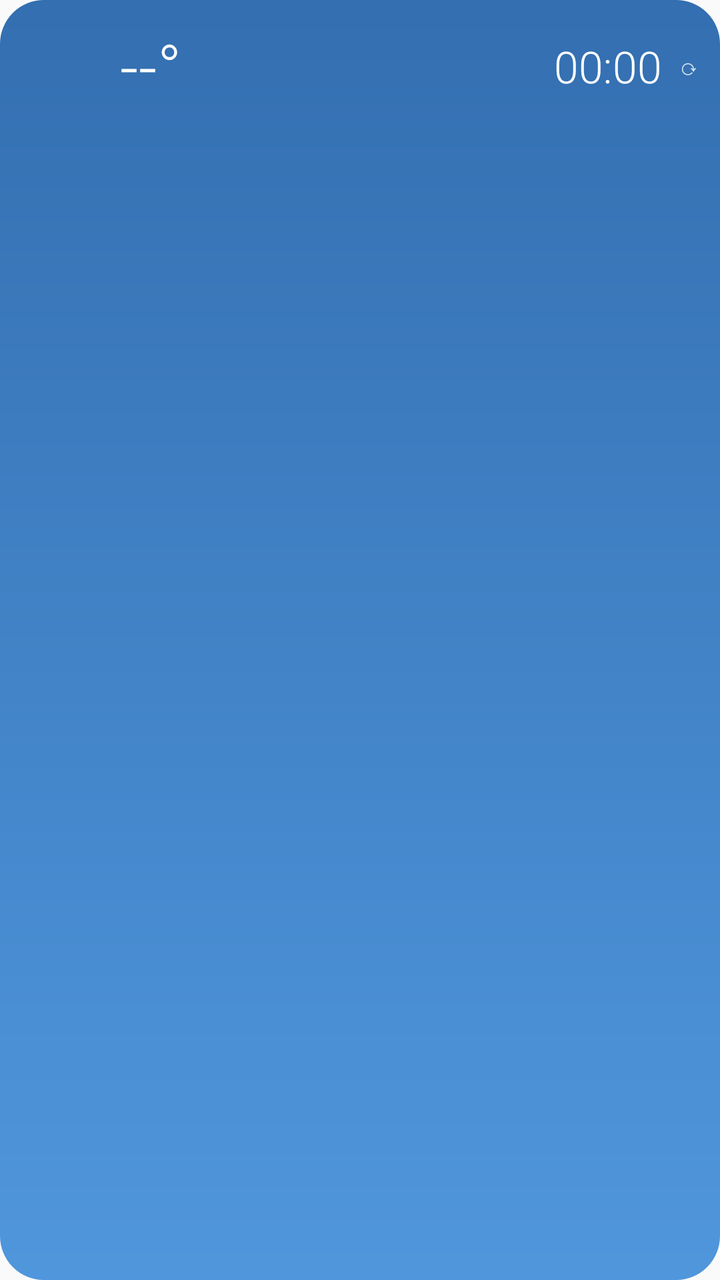
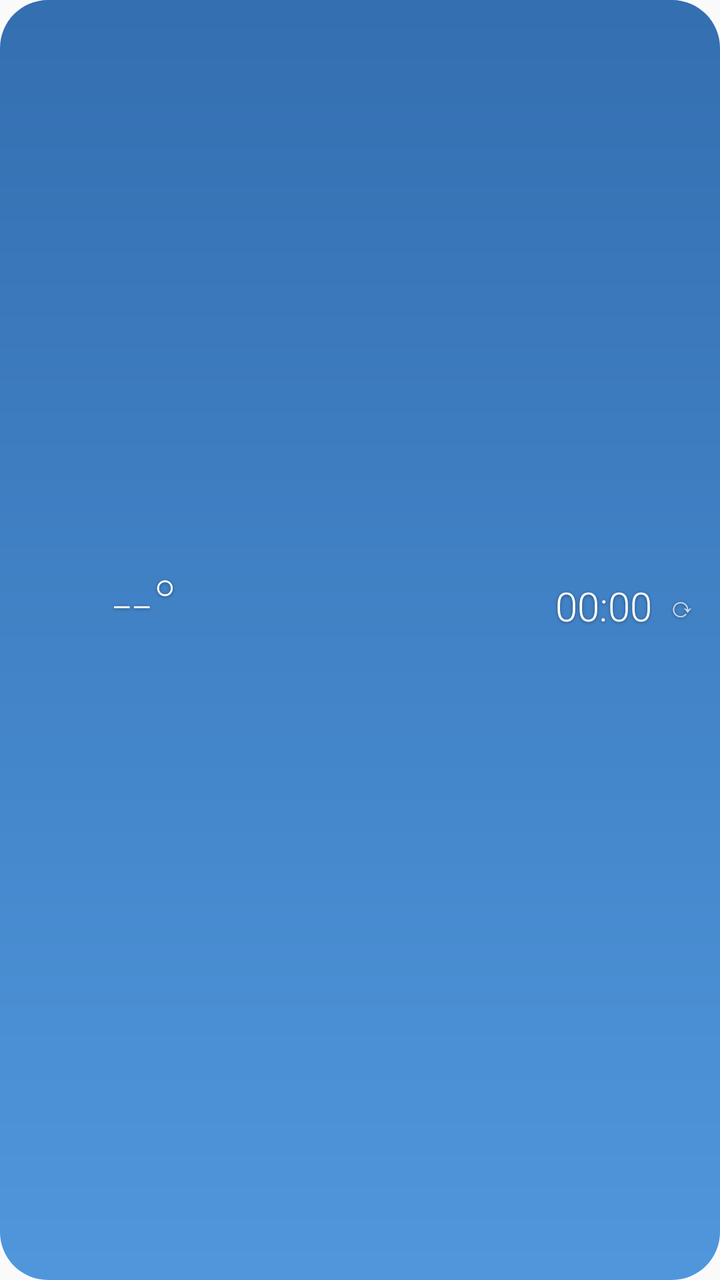

Two renders of the same Android screen: before a commit and after it. Below are the layout's source before the change and the commit's diff.
<!-- AndroidManifest.xml: application theme android:Theme.Material.Light.NoActionBar -->
<!-- res/layout/widget_small.xml -->
<?xml version="1.0" encoding="utf-8"?>
<FrameLayout xmlns:android="http://schemas.android.com/apk/res/android"
    android:id="@+id/root"
    android:layout_width="match_parent"
    android:layout_height="match_parent">

    
    <ImageView
        android:id="@+id/bg"
        android:layout_width="match_parent"
        android:layout_height="match_parent"
        android:contentDescription="@null"
        android:scaleType="fitXY"
        android:src="@drawable/widget_bg" />

<LinearLayout
    android:id="@+id/content"
    android:layout_width="match_parent"
    android:layout_height="match_parent"
    android:orientation="vertical"
    android:padding="10dp">


    <LinearLayout
        android:layout_width="match_parent"
        android:layout_height="wrap_content"
        android:gravity="center_vertical"
        android:orientation="horizontal">
        
    <ViewFlipper
        android:id="@+id/icon_anim"
        android:layout_width="46dp"
        android:layout_height="46dp"
        android:autoStart="true"
        android:flipInterval="160">
        <ImageView android:id="@+id/icon_f0" android:layout_width="46dp" android:layout_height="46dp" android:contentDescription="@null" />
        <ImageView android:id="@+id/icon_f1" android:layout_width="46dp" android:layout_height="46dp" android:contentDescription="@null" />
        <ImageView android:id="@+id/icon_f2" android:layout_width="46dp" android:layout_height="46dp" android:contentDescription="@null" />
        <ImageView android:id="@+id/icon_f3" android:layout_width="46dp" android:layout_height="46dp" android:contentDescription="@null" />
        <ImageView android:id="@+id/icon_f4" android:layout_width="46dp" android:layout_height="46dp" android:contentDescription="@null" />
        <ImageView android:id="@+id/icon_f5" android:layout_width="46dp" android:layout_height="46dp" android:contentDescription="@null" />
        <ImageView android:id="@+id/icon_f6" android:layout_width="46dp" android:layout_height="46dp" android:contentDescription="@null" />
        <ImageView android:id="@+id/icon_f7" android:layout_width="46dp" android:layout_height="46dp" android:contentDescription="@null" />
    </ViewFlipper>
        <TextView android:id="@+id/temp" android:layout_width="wrap_content" android:layout_height="wrap_content" android:layout_marginStart="4dp" android:fontFamily="sans-serif-light" android:textColor="#FFFFFF" android:textSize="32sp" android:text="--°" />
        <TextClock android:id="@+id/clock_small" style="@style/WText" android:layout_width="0dp" android:layout_weight="1" android:gravity="end" android:fontFamily="sans-serif-light" android:textSize="22sp" android:format12Hour="HH:mm" android:format24Hour="HH:mm" />
        <TextView android:id="@+id/refresh" style="@style/WSmall" android:paddingStart="8dp" android:text="⟳" />
    </LinearLayout>
    <TextView android:id="@+id/wind" style="@style/WText" android:textStyle="bold" android:text="" />
    <TextView android:id="@+id/rain" style="@style/WSmall" android:ellipsize="end" android:text="" />
</LinearLayout>
</FrameLayout>
<!-- resources referenced by this layout -->
<resources>
  <!-- drawable widget_bg (drawable) -->
  <?xml version="1.0" encoding="utf-8"?>
  <shape xmlns:android="http://schemas.android.com/apk/res/android" android:shape="rectangle">
      <gradient android:angle="300" android:startColor="#E61D5FA8" android:endColor="#E63D8BD8" />
      <corners android:radius="22dp" />
  </shape>
  <style name="WSmall" parent="WText">
          <item name="android:textColor">#D9FFFFFF</item>
          <item name="android:textSize">11sp</item>
      </style>
  <style name="WText">
          <item name="android:layout_width">wrap_content</item>
          <item name="android:layout_height">wrap_content</item>
          <item name="android:textColor">#FFFFFF</item>
          <item name="android:textSize">13sp</item>
          <item name="android:maxLines">1</item>
      </style>
</resources>

<!-- the commit's change to res/layout/widget_small.xml (unified diff, before → after) -->
@@ -4,7 +4,6 @@
     android:layout_width="match_parent"
     android:layout_height="match_parent">
 
-    
     <ImageView
         android:id="@+id/bg"
         android:layout_width="match_parent"
@@ -13,40 +12,43 @@
         android:scaleType="fitXY"
         android:src="@drawable/widget_bg" />
 
-<LinearLayout
-    android:id="@+id/content"
-    android:layout_width="match_parent"
-    android:layout_height="match_parent"
-    android:orientation="vertical"
-    android:padding="10dp">
+    <LinearLayout
+        android:id="@+id/content"
+        android:layout_width="match_parent"
+        android:layout_height="match_parent"
+        android:gravity="center_vertical"
+        android:orientation="vertical"
+        android:paddingStart="12dp"
+        android:paddingTop="8dp"
+        android:paddingEnd="12dp"
+        android:paddingBottom="8dp">
 
-
-    <LinearLayout
-        android:layout_width="match_parent"
-        android:layout_height="wrap_content"
-        android:gravity="center_vertical"
-        android:orientation="horizontal">
-        
-    <ViewFlipper
-        android:id="@+id/icon_anim"
-        android:layout_width="46dp"
-        android:layout_height="46dp"
-        android:autoStart="true"
-        android:flipInterval="160">
-        <ImageView android:id="@+id/icon_f0" android:layout_width="46dp" android:layout_height="46dp" android:contentDescription="@null" />
-        <ImageView android:id="@+id/icon_f1" android:layout_width="46dp" android:layout_height="46dp" android:contentDescription="@null" />
-        <ImageView android:id="@+id/icon_f2" android:layout_width="46dp" android:layout_height="46dp" android:contentDescription="@null" />
-        <ImageView android:id="@+id/icon_f3" android:layout_width="46dp" android:layout_height="46dp" android:contentDescription="@null" />
-        <ImageView android:id="@+id/icon_f4" android:layout_width="46dp" android:layout_height="46dp" android:contentDescription="@null" />
-        <ImageView android:id="@+id/icon_f5" android:layout_width="46dp" android:layout_height="46dp" android:contentDescription="@null" />
-        <ImageView android:id="@+id/icon_f6" android:layout_width="46dp" android:layout_height="46dp" android:contentDescription="@null" />
-        <ImageView android:id="@+id/icon_f7" android:layout_width="46dp" android:layout_height="46dp" android:contentDescription="@null" />
-    </ViewFlipper>
-        <TextView android:id="@+id/temp" android:layout_width="wrap_content" android:layout_height="wrap_content" android:layout_marginStart="4dp" android:fontFamily="sans-serif-light" android:textColor="#FFFFFF" android:textSize="32sp" android:text="--°" />
-        <TextClock android:id="@+id/clock_small" style="@style/WText" android:layout_width="0dp" android:layout_weight="1" android:gravity="end" android:fontFamily="sans-serif-light" android:textSize="22sp" android:format12Hour="HH:mm" android:format24Hour="HH:mm" />
-        <TextView android:id="@+id/refresh" style="@style/WSmall" android:paddingStart="8dp" android:text="⟳" />
+        <LinearLayout
+            android:id="@+id/hero"
+            android:layout_width="match_parent"
+            android:layout_height="wrap_content"
+            android:gravity="center_vertical"
+            android:orientation="horizontal">
+            <ViewFlipper
+                android:id="@+id/icon_anim"
+                android:layout_width="40dp"
+                android:layout_height="40dp"
+                android:autoStart="true"
+                android:flipInterval="160">
+            <ImageView android:id="@+id/icon_f0" android:layout_width="40dp" android:layout_height="40dp" android:contentDescription="@null" />
+            <ImageView android:id="@+id/icon_f1" android:layout_width="40dp" android:layout_height="40dp" android:contentDescription="@null" />
+            <ImageView android:id="@+id/icon_f2" android:layout_width="40dp" android:layout_height="40dp" android:contentDescription="@null" />
+            <ImageView android:id="@+id/icon_f3" android:layout_width="40dp" android:layout_height="40dp" android:contentDescription="@null" />
+            <ImageView android:id="@+id/icon_f4" android:layout_width="40dp" android:layout_height="40dp" android:contentDescription="@null" />
+            <ImageView android:id="@+id/icon_f5" android:layout_width="40dp" android:layout_height="40dp" android:contentDescription="@null" />
+            <ImageView android:id="@+id/icon_f6" android:layout_width="40dp" android:layout_height="40dp" android:contentDescription="@null" />
+            <ImageView android:id="@+id/icon_f7" android:layout_width="40dp" android:layout_height="40dp" android:contentDescription="@null" />
+            </ViewFlipper>
+            <TextView android:id="@+id/temp" style="@style/WText" android:layout_marginStart="4dp" android:fontFamily="sans-serif-thin" android:includeFontPadding="false" android:textSize="34sp" android:text="--°" />
+            <TextClock android:id="@+id/clock_small" style="@style/WText" android:layout_width="0dp" android:layout_weight="1" android:gravity="end" android:fontFamily="sans-serif-light" android:textSize="20sp" android:format12Hour="HH:mm" android:format24Hour="HH:mm" />
+            <TextView android:id="@+id/refresh" style="@style/WMuted" android:paddingStart="8dp" android:textSize="14sp" android:text="⟳" />
+        </LinearLayout>
+        <TextView android:id="@+id/wind" style="@style/WBold" android:layout_width="match_parent" android:text="" />
+        <TextView android:id="@+id/rain" style="@style/WMuted" android:layout_width="match_parent" android:text="" />
     </LinearLayout>
-    <TextView android:id="@+id/wind" style="@style/WText" android:textStyle="bold" android:text="" />
-    <TextView android:id="@+id/rain" style="@style/WSmall" android:ellipsize="end" android:text="" />
-</LinearLayout>
 </FrameLayout>
<!-- resource entries referenced after the edit -->
@@ -4,11 +4,14 @@
   <?xml version="1.0" encoding="utf-8"?>
   <shape xmlns:android="http://schemas.android.com/apk/res/android" android:shape="rectangle">
       <gradient android:angle="300" android:startColor="#E61D5FA8" android:endColor="#E63D8BD8" />
-      <corners android:radius="22dp" />
+      <corners android:radius="@dimen/widget_radius" />
   </shape>
-  <style name="WSmall" parent="WText">
-          <item name="android:textColor">#D9FFFFFF</item>
-          <item name="android:textSize">11sp</item>
+  <style name="WBold" parent="WText">
+          <item name="android:fontFamily">sans-serif-medium</item>
+      </style>
+  <style name="WMuted" parent="WText">
+          <item name="android:textColor">#BFFFFFFF</item>
+          <item name="android:textSize">12sp</item>
       </style>
   <style name="WText">
           <item name="android:layout_width">wrap_content</item>
@@ -16,6 +19,11 @@
           <item name="android:textColor">#FFFFFF</item>
           <item name="android:textSize">13sp</item>
           <item name="android:maxLines">1</item>
+          <item name="android:ellipsize">end</item>
+          <item name="android:shadowColor">#66000000</item>
+          <item name="android:shadowDy">1</item>
+          <item name="android:shadowRadius">4</item>
       </style>
+  <dimen name="widget_radius">24dp</dimen>
 </resources>
 
